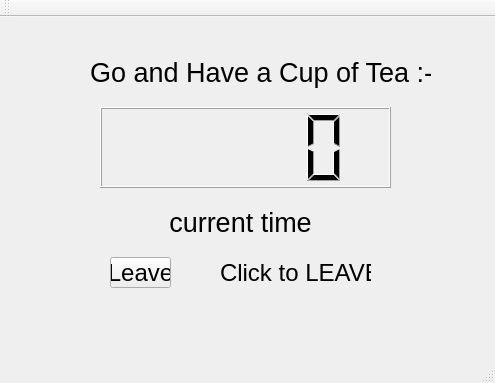
admirestator/Lemon-s-Health, file lockdlg.ui: the form before one commit.
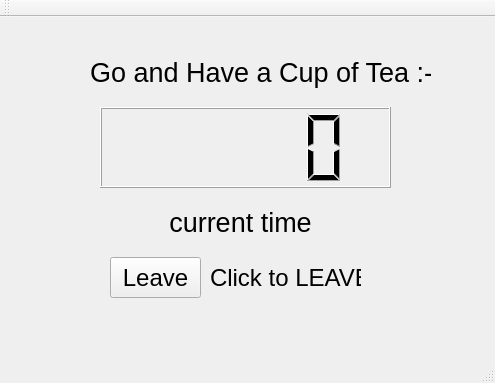
The form after the commit. Icons and pictures are not drawn.

```diff
--- a/lockdlg.ui
+++ b/lockdlg.ui
@@ -68,8 +68,8 @@
      <rect>
       <x>110</x>
       <y>240</y>
-      <width>61</width>
-      <height>31</height>
+      <width>91</width>
+      <height>41</height>
      </rect>
     </property>
     <property name="font">
@@ -84,10 +84,10 @@
    <widget class="QLabel" name="label_tips">
     <property name="geometry">
      <rect>
-      <x>220</x>
+      <x>210</x>
       <y>240</y>
       <width>151</width>
-      <height>31</height>
+      <height>41</height>
      </rect>
     </property>
     <property name="font">
```
